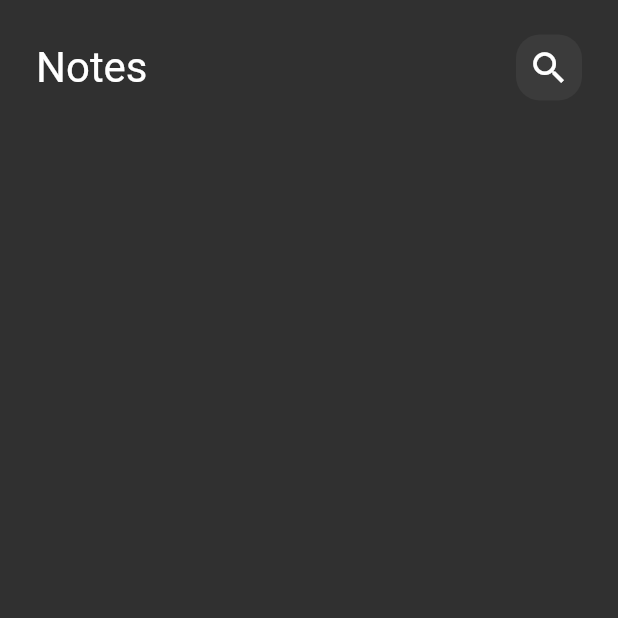
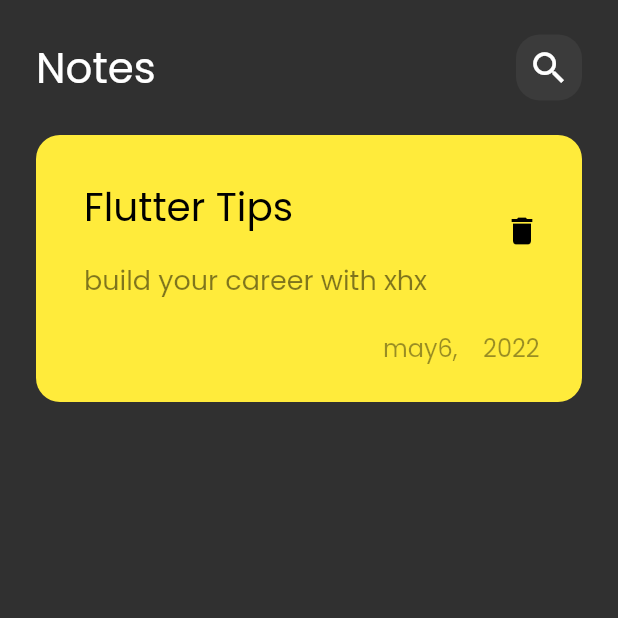
Before and after one commit to MhmmadAlHelou/notes_app, a Flutter app: the screen it shows after launch, on a phone screen of 412 x 824 dp, the top half of it. Run offline on Flutter 3.47's test engine with Material 2 defaults, Android fonts, the phone set to English and light mode, and no system bars.

Commit message:
create custom note item

```diff
--- a/lib/main.dart
+++ b/lib/main.dart
@@ -12,7 +12,7 @@ class NotesApp extends StatelessWidget {
   Widget build(BuildContext context) {
     return MaterialApp(
       debugShowCheckedModeBanner: false,
-      theme: ThemeData.dark(),
+      theme: ThemeData(brightness: Brightness.dark, fontFamily: 'Poppins'),
       home: const NotesView(),
     );
   }
--- /dev/null
+++ b/lib/widgets/custom_note_item.dart
@@ -0,0 +1,43 @@
+import 'package:flutter/material.dart';
+
+class NoteItem extends StatelessWidget {
+  const NoteItem({super.key});
+
+  @override
+  Widget build(BuildContext context) {
+    return Container(
+      padding: const EdgeInsets.only(top: 24, bottom: 24, left: 16),
+      decoration: BoxDecoration(
+          color: Colors.yellow, borderRadius: BorderRadius.circular(16)),
+      child: Column(crossAxisAlignment: CrossAxisAlignment.end, children: [
+        ListTile(
+          title: Text(
+            'Flutter Tips',
+            style: TextStyle(color: Colors.black, fontSize: 26),
+          ),
+          subtitle: Padding(
+            padding: const EdgeInsets.only(top: 16, bottom: 16),
+            child: Text('build your career with xhx',
+                style: TextStyle(
+                    color: Colors.black.withOpacity(0.5), fontSize: 18)),
+          ),
+          trailing: IconButton(
+              icon: Icon(
+                Icons.delete,
+                color: Colors.black,
+                size: 24,
+              ),
+              onPressed: () {}),
+        ),
+        Padding(
+          padding: const EdgeInsets.only(right: 24),
+          child: Text(
+            'may6,    2022 ',
+            style:
+                TextStyle(color: Colors.black.withOpacity(0.4), fontSize: 16),
+          ),
+        )
+      ]),
+    );
+  }
+}
--- a/lib/widgets/notes_view_body.dart
+++ b/lib/widgets/notes_view_body.dart
@@ -1,5 +1,7 @@
 import 'package:flutter/material.dart';
 import 'package:notes_app/widgets/custom_app_bar.dart';
+
+import 'custom_note_item.dart';
 
 class NotesViewBody extends StatelessWidget {
   const NotesViewBody({super.key});
@@ -11,6 +13,7 @@ class NotesViewBody extends StatelessWidget {
       child: Column(
         children: [
           CustomAppBar(),
+          NoteItem(),
         ],
       ),
     );
```
Also changed, not shown: pubspec.yaml (+8 -15 lines), assets/fonts/Poppins-Regular.ttf (added).
